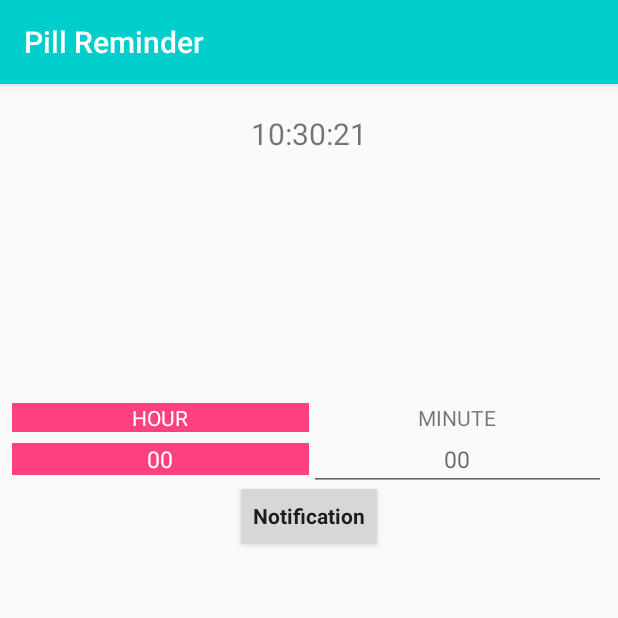
After one commit to roqpor/APlus, an Android app: the NiticeActivity screen opened directly, with no data from a screen before it, on a phone screen of 412 x 824 dp, the top half of it. The commit adds this screen. Run offline under Robolectric (Android 15) with nearby library versions, the phone set to English and light mode, and no system bars.

Commit message:
add function notification

```diff
--- a/PillReminder/app/build.gradle
+++ b/PillReminder/app/build.gradle
@@ -25,7 +25,7 @@ dependencies {
     androidTestCompile('com.android.support.test.espresso:espresso-core:2.2.2', {
         exclude group: 'com.android.support', module: 'support-annotations'
     })
-    compile 'com.android.support:appcompat-v7:26.+'
+    compile 'com.android.support:appcompat-v7:26.1.0'
     compile 'com.android.support.constraint:constraint-layout:1.0.2'
     compile('net.steamcrafted:materialiconlib:1.1.4', {
         exclude group: 'com.android.support', module: 'support-annotations'
--- a/PillReminder/app/src/main/AndroidManifest.xml
+++ b/PillReminder/app/src/main/AndroidManifest.xml
@@ -16,6 +16,9 @@
                 <category android:name="android.intent.category.LAUNCHER" />
             </intent-filter>
         </activity>
+        <activity android:name=".activity.NiticeActivity"></activity>
+
+        <receiver android:name=".AlarmNotificationReceiver" />
     </application>
 
 </manifest>
--- /dev/null
+++ b/PillReminder/app/src/main/java/com/aplus/pillreminder/activity/NiticeActivity.java
@@ -0,0 +1,171 @@
+package com.aplus.pillreminder.activity;
+
+import android.app.AlarmManager;
+import android.app.NotificationChannel;
+import android.app.NotificationManager;
+import android.app.PendingIntent;
+import android.content.Context;
+import android.content.Intent;
+import android.os.Build;
+import android.os.Handler;
+import android.os.SystemClock;
+import android.support.annotation.RequiresApi;
+import android.support.v7.app.AppCompatActivity;
+import android.os.Bundle;
+import android.text.Editable;
+import android.text.TextWatcher;
+import android.view.View;
+import android.widget.Button;
+import android.widget.EditText;
+import android.widget.TextView;
+import android.widget.Toast;
+
+import com.aplus.pillreminder.AlarmNotificationReceiver;
+import com.aplus.pillreminder.R;
+
+import java.text.SimpleDateFormat;
+import java.util.ArrayList;
+import java.util.Calendar;
+import java.util.Date;
+
+public class NiticeActivity extends AppCompatActivity implements View.OnClickListener {
+
+    private TextView tv_display_clock;
+    private SimpleDateFormat spdf;
+    private Handler handler;
+    private Runnable runnable;
+    private Button btn_notification;
+    private EditText et_hour, et_minute;
+    private String mHour, mMinute;
+
+    @Override
+    protected void onCreate(Bundle savedInstanceState) {
+        super.onCreate(savedInstanceState);
+        setContentView(R.layout.activity_nitice);
+        bindWidget();
+        initialInstance();
+        setUp();
+        setEventListener();
+    }
+
+    private void initialInstance() {
+
+        spdf = new SimpleDateFormat("hh:mm:ss");
+
+        handler = new Handler();
+    }
+
+    private void setUp() {
+
+        runnable = new Runnable() {
+            @Override
+            public void run() {
+                Date date = new Date();
+                String current = spdf.format(date);
+                tv_display_clock.setText(String.valueOf(current));
+                handler.postDelayed(runnable, 1000);
+            }
+        };
+
+        handler.postDelayed(runnable, 1000);
+
+        btn_notification.setOnClickListener(this);
+
+    }
+
+    private void bindWidget() {
+
+        tv_display_clock = findViewById(R.id.tv_display_time);
+
+        btn_notification = findViewById(R.id.btn_notification);
+
+        et_hour = findViewById(R.id.et_hour);
+        et_minute = findViewById(R.id.et_minute);
+    }
+
+    private void setEventListener(){
+
+        et_hour.addTextChangedListener(new TextWatcher() {
+            @Override
+            public void beforeTextChanged(CharSequence s, int start, int count, int after) {
+
+            }
+
+            @Override
+            public void onTextChanged(CharSequence s, int start, int before, int count) {
+
+            }
+
+            @Override
+            public void afterTextChanged(Editable s) {
+                mHour = s.toString();
+            }
+        });
+
+        et_minute.addTextChangedListener(new TextWatcher() {
+            @Override
+            public void beforeTextChanged(CharSequence s, int start, int count, int after) {
+
+            }
+
+            @Override
+            public void onTextChanged(CharSequence s, int start, int before, int count) {
+
+            }
+
+            @Override
+            public void afterTextChanged(Editable s) {
+                mMinute = s.toString();
+            }
+        });
+    }
+
+    @RequiresApi(api = Build.VERSION_CODES.O)
+    @Override
+    public void onClick(View v) {
+        if(v.getId() == R.id.btn_notification){
+            startAlarm(false, Integer.valueOf(mHour), Integer.valueOf(mMinute));
+        }
+    }
+
+    @RequiresApi(api = Build.VERSION_CODES.O)
+    private void startAlarm(boolean isRepeat, int hour, int minute){
+        Toast.makeText(this, "Start!", Toast.LENGTH_LONG).show();
+        AlarmManager alarmManager = (AlarmManager)getSystemService(Context.ALARM_SERVICE);
+
+        int uniqueId = (int) System.currentTimeMillis();
+
+        int importance = NotificationManager.IMPORTANCE_HIGH;
+        NotificationChannel mChannel = new NotificationChannel(String.valueOf(uniqueId), "testtttt", importance);
+        mChannel.setDescription("Welcome to Notification Service");
+        mChannel.enableLights(true);
+        mChannel.enableVibration(true);
+        mChannel.setShowBadge(true);
+        mChannel.setVibrationPattern(new long[]{100, 200, 300, 400, 500, 400, 300, 200, 400});
+
+        Intent myIntent = new Intent(NiticeActivity.this, AlarmNotificationReceiver.class);
+        myIntent.putExtra("notificationChannel", mChannel);
+        myIntent.putExtra("id", uniqueId);
+        PendingIntent pendingIntent = PendingIntent.getBroadcast(this, uniqueId, myIntent, 0);
+
+        //cancel alarm
+//        myIntent = new Intent(SetActivity.this, AlarmActivity.class);
+//        pendingIntent = PendingIntent.getActivity(CellManageAddShowActivity.this,
+//                id, myIntent, PendingIntent.FLAG_UPDATE_CURRENT);
+//        pendingIntent.cancel();
+//        alarmManager.cancel(pendingIntent);
+
+        Calendar calendar = Calendar.getInstance();
+        calendar.setTimeInMillis(System.currentTimeMillis());
+        calendar.set(Calendar.HOUR_OF_DAY, hour);
+        calendar.set(Calendar.MINUTE, minute);
+        calendar.set(Calendar.SECOND, 0);
+        calendar.set(Calendar.MILLISECOND, 0);
+
+        if(!isRepeat){
+            alarmManager.set(AlarmManager.RTC_WAKEUP, calendar.getTimeInMillis(), pendingIntent);
+        } else {
+            alarmManager.setRepeating(AlarmManager.RTC_WAKEUP, calendar.getTimeInMillis(),3000, pendingIntent);
+        }
+    }
+}
--- a/PillReminder/app/src/main/java/com/aplus/pillreminder/database/RemindTimeDao.java
+++ b/PillReminder/app/src/main/java/com/aplus/pillreminder/database/RemindTimeDao.java
@@ -2,6 +2,7 @@ package com.aplus.pillreminder.database;
 
 import android.arch.persistence.room.Dao;
 import android.arch.persistence.room.Insert;
+import android.arch.persistence.room.Query;
 
 import com.aplus.pillreminder.model.RemindTime;
 
@@ -11,5 +12,5 @@ import java.util.List;
 public interface RemindTimeDao {
 
     @Insert
-    void insertAll(List<RemindTime> remindTimeList);
+    Long insert(RemindTime remindTime);
 }
--- /dev/null
+++ b/PillReminder/app/src/main/res/layout/activity_nitice.xml
@@ -0,0 +1,108 @@
+<?xml version="1.0" encoding="utf-8"?>
+<android.support.constraint.ConstraintLayout xmlns:android="http://schemas.android.com/apk/res/android"
+    xmlns:app="http://schemas.android.com/apk/res-auto"
+    xmlns:tools="http://schemas.android.com/tools"
+    android:layout_width="match_parent"
+    android:layout_height="match_parent"
+    tools:context="com.aplus.pillreminder.activity.NiticeActivity">
+
+    <TextView
+        android:id="@+id/tv_display_time"
+        android:layout_width="match_parent"
+        android:layout_height="50dp"
+        android:layout_marginEnd="8dp"
+        android:layout_marginStart="8dp"
+        android:layout_marginTop="8dp"
+        android:gravity="center"
+        android:text="display_time"
+        android:textSize="20sp"
+        app:layout_constraintEnd_toEndOf="parent"
+        app:layout_constraintStart_toStartOf="parent"
+        app:layout_constraintTop_toTopOf="parent" />
+
+    <Button
+        android:id="@+id/btn_notification"
+        android:layout_width="wrap_content"
+        android:layout_height="wrap_content"
+        android:layout_marginEnd="8dp"
+        android:layout_marginStart="8dp"
+        android:layout_marginTop="264dp"
+        android:text="Notification"
+        android:textAppearance="@style/TextAppearance.AppCompat"
+        android:textStyle="bold"
+        app:layout_constraintEnd_toEndOf="parent"
+        app:layout_constraintStart_toStartOf="parent"
+        app:layout_constraintTop_toTopOf="parent" />
+
+    <LinearLayout
+        android:layout_width="match_parent"
+        android:layout_height="wrap_content"
+        android:layout_marginBottom="8dp"
+        android:layout_marginEnd="8dp"
+        android:layout_marginStart="8dp"
+        android:layout_marginTop="8dp"
+        android:orientation="horizontal"
+        app:layout_constraintBottom_toBottomOf="parent"
+        app:layout_constraintEnd_toEndOf="parent"
+        app:layout_constraintStart_toStartOf="parent"
+        app:layout_constraintTop_toTopOf="parent"
+        app:layout_constraintVertical_bias="0.279">
+
+        <TextView
+            android:layout_width="match_parent"
+            android:layout_height="wrap_content"
+            android:gravity="center"
+            android:layout_weight="1"
+            android:text="HOUR"
+            android:textColor="#FFFFFF"
+            android:background="@color/colorAccent"/>
+
+        <TextView
+            android:layout_width="match_parent"
+            android:layout_height="wrap_content"
+            android:layout_weight="1"
+            android:gravity="center"
+            android:text="MINUTE" />
+
+    </LinearLayout>
+
+    <LinearLayout
+        android:layout_width="match_parent"
+        android:layout_height="wrap_content"
+        android:layout_marginBottom="8dp"
+        android:layout_marginEnd="8dp"
+        android:layout_marginStart="8dp"
+        android:layout_marginTop="40dp"
+        android:orientation="horizontal"
+        app:layout_constraintBottom_toBottomOf="parent"
+        app:layout_constraintEnd_toEndOf="parent"
+        app:layout_constraintStart_toStartOf="parent"
+        app:layout_constraintTop_toTopOf="parent"
+        app:layout_constraintVertical_bias="0.279">
+
+        <EditText
+            android:id="@+id/et_hour"
+            android:layout_width="match_parent"
+            android:layout_height="wrap_content"
+            android:gravity="center"
+            android:layout_weight="1"
+            android:hint="00"
+            android:textColorHint="#FFFFFF"
+            android:textSize="15sp"
+            android:inputType="number"
+            android:textColor="#FFFFFF"
+            android:background="@color/colorAccent"/>
+
+        <EditText
+            android:id="@+id/et_minute"
+            android:layout_width="match_parent"
+            android:layout_height="wrap_content"
+            android:gravity="center"
+            android:layout_weight="1"
+            android:hint="00"
+            android:textSize="15sp"
+            android:inputType="number"/>
+
+    </LinearLayout>
+
+</android.support.constraint.ConstraintLayout>
--- a/PillReminder/app/src/main/res/values/strings.xml
+++ b/PillReminder/app/src/main/res/values/strings.xml
@@ -1,5 +1,7 @@
 <resources>
     <string name="app_name">Pill Reminder</string>
+    <string name="channel_name">test</string>
+    <string name="channel_description">testtesttest</string>
 
     <!-- TODO: Remove or change this placeholder text -->
     <string name="hello_blank_fragment">Hello blank fragment</string>
```
Also changed, not shown: PillReminder/app/src/main/java/com/aplus/pillreminder/AlarmNotificationReceiver.java (added, +73 -0 lines), PillReminder/app/src/main/java/com/aplus/pillreminder/fragment/AddPillFragment.java (+54 -8 lines).
